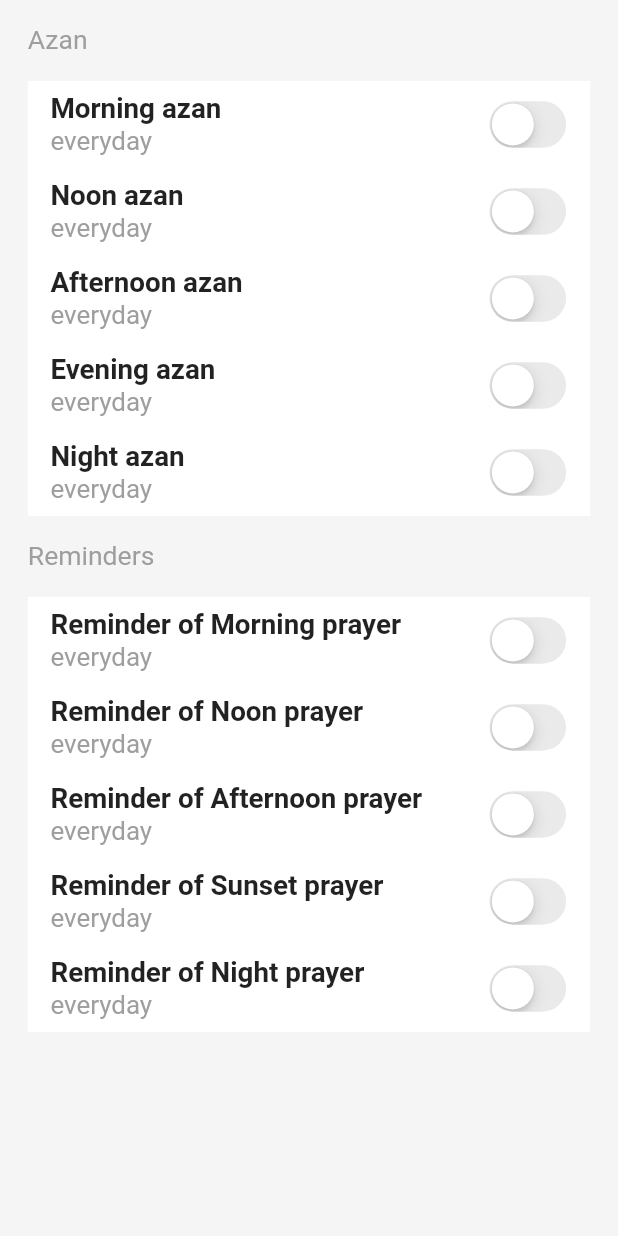
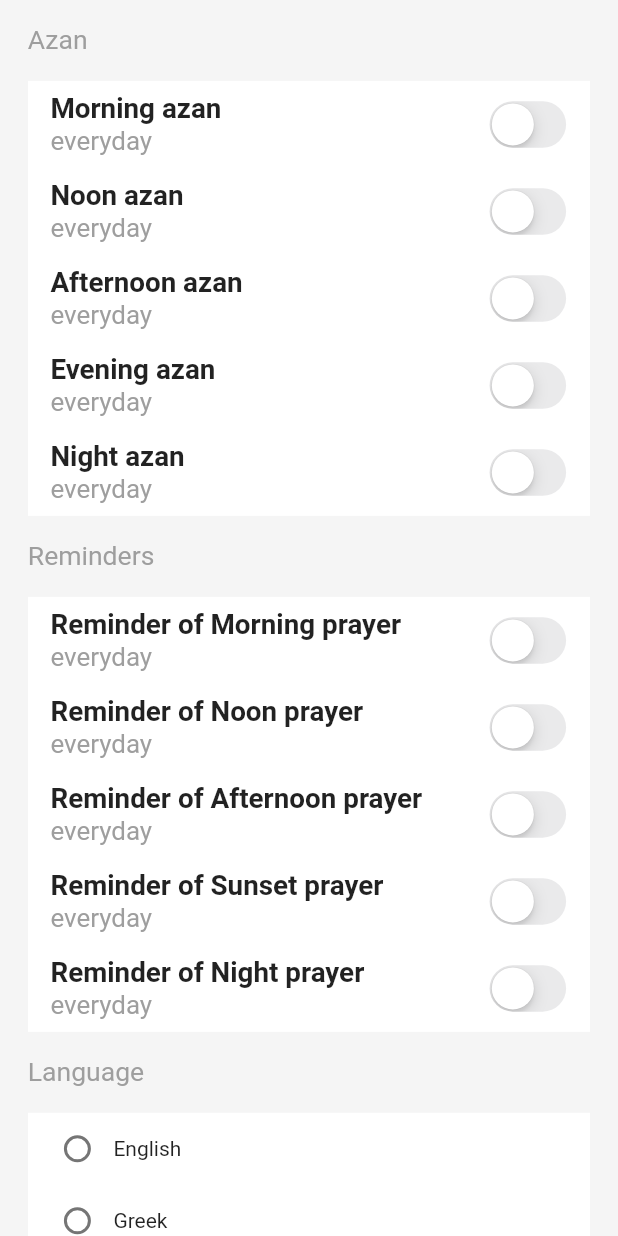
Before and after one commit to ahmadxpanahi/prayer-times, a Flutter app: the SettingContainer widget shown alone on an empty page, opened directly, on a phone screen of 412 x 824 dp. Run offline on Flutter 3.47's test engine with Material 2 defaults, Android fonts, the phone set to English and light mode, and no system bars; drawn by our look-alikes of group_radio_button; our stand-ins replace another_flushbar, bloc, equatable, flutter_bloc, flutter_local_notifications, flutter_native_timezone and 6 more; missing offline and left inert: ai_barcode, android_alarm_manager_plus; accounts and stored records are empty; network calls fail.

Commit message:
[WIP] Add multi language

```diff
--- a/lib/main.dart
+++ b/lib/main.dart
@@ -1,6 +1,8 @@
 import 'dart:isolate';
 import 'package:android_alarm_manager_plus/android_alarm_manager_plus.dart';
 import 'package:flutter/material.dart';
+import 'package:prayer_times_flutter/src/core/preferences_manager.dart';
+import 'package:prayer_times_flutter/src/feature/language.dart';
 import 'package:prayer_times_flutter/src/feature/main_screen/main_screen.dart';
 import 'package:prayer_times_flutter/src/ui/colors.dart';
 import 'package:prayer_times_flutter/src/utils/size_config.dart';
@@ -19,8 +21,6 @@ Future<void> main() async {
   await AndroidAlarmManager.initialize();
 
   runApp(MyApp());
-
-
 }
 
 Future<void> _configureLocalTimeZone() async {
@@ -30,28 +30,32 @@ Future<void> _configureLocalTimeZone() async {
 }
 
 class MyApp extends StatelessWidget {
-  // This widget is the root of your application.
+  SharedPreferences? sp;
+  var languageValue;
   @override
   Widget build(BuildContext context) {
+
     Future.delayed(Duration.zero, () async {
-      SharedPreferences sp = await SharedPreferences.getInstance();
+      sp = await SharedPreferences.getInstance();
+      languageValue = sp?.getString(PreferencesManager.LANGUAGE);
+      print(languageValue);
     });
+
     return LayoutBuilder(
       builder: (BuildContext context, BoxConstraints constraints) {
         return OrientationBuilder(
           builder: (BuildContext context, Orientation orientation) {
             SizeConfig().init(constraints, orientation);
             return MaterialApp(
-                routes: {
-                  '/foods' : (context) => MainScreen('barcode')
-                },
+                routes: {'/foods': (context) => MainScreen('barcode')},
                 theme: ThemeData(
-                  primaryColor: PColors.primary,
-                  backgroundColor: PColors.primary
-                ),
+                    primaryColor: PColors.primary,
+                    backgroundColor: PColors.primary),
                 debugShowCheckedModeBanner: false,
                 title: 'Prayer times flutter',
-                home: MainScreen('home'));
+                home: languageValue != null
+                    ? Language()
+                    : MainScreen('home'));
           },
         );
       },
--- a/lib/src/core/preferences_manager.dart
+++ b/lib/src/core/preferences_manager.dart
@@ -1,4 +1,7 @@
 class PreferencesManager {
+
+  static const String LANGUAGE = "language";
+
   static const String MORNING_ALARM = "_morningAlarmKey";
   static const String NOON_ALARM = "_noonAlarmKey";
   static const String AFTERNOON_ALARM = "_afterNoonAlarmKey";
--- a/lib/src/feature/setting_screen/setting_screen.dart
+++ b/lib/src/feature/setting_screen/setting_screen.dart
@@ -1,5 +1,6 @@
 import 'package:flutter/cupertino.dart';
 import 'package:flutter_local_notifications/flutter_local_notifications.dart';
+import 'package:group_radio_button/group_radio_button.dart';
 import 'package:prayer_times_flutter/src/core/preferences_manager.dart';
 import 'package:prayer_times_flutter/src/feature/setting_screen/bloc/setting_bloc.dart';
 import 'package:prayer_times_flutter/src/feature/setting_screen/bloc/setting_event.dart';
@@ -10,6 +11,7 @@ import 'package:prayer_times_flutter/src/ui/colors.dart';
 import 'package:prayer_times_flutter/src/utils/size_config.dart';
 import 'package:shared_preferences/shared_preferences.dart';
 import 'package:flutter_bloc/flutter_bloc.dart';
+import 'package:group_radio_button/group_radio_button.dart';
 
 class SettingScreen extends StatelessWidget {
   const SettingScreen({Key? key}) : super(key: key);
@@ -36,6 +38,7 @@ class _SettingContainerState extends State<SettingContainer> {
   bool? reminderActivator;
   SharedPreferences? sp;
   late SettingBloc _settingBloc;
+  String? _singleValue;
 
   @override
   void initState() {
@@ -48,8 +51,8 @@ class _SettingContainerState extends State<SettingContainer> {
   void _loadPrefs() {
     Future.delayed(Duration(milliseconds: 100), () async {
       sp = await SharedPreferences.getInstance();
-
       setState(() {
+        _singleValue = sp?.getString(PreferencesManager.LANGUAGE);
         morningAzan = sp?.getBool(PreferencesManager.MORNING_ALARM) ?? false;
         noonAzan = sp?.getBool(PreferencesManager.NOON_ALARM) ?? false;
         afternoonAzan =
@@ -179,6 +182,56 @@ class _SettingContainerState extends State<SettingContainer> {
             ],
           ),
         ],
+      );
+
+  Widget _changeLanguageContainer() => Container(
+      padding: EdgeInsets.symmetric(horizontal: 2.2.rw),
+      margin: EdgeInsets.only(bottom: 4.0.rh),
+      color: Colors.white,
+      child: Column(
+            mainAxisAlignment: MainAxisAlignment.spaceAround,
+            children: [
+              RadioButton(
+                description: "English",
+                value: "English",
+                activeColor: PColors.primary,
+                groupValue: _singleValue,
+                onChanged: (_) async {
+                  setState(() {
+                    _singleValue = 'English';
+                    sp?.setString(PreferencesManager.LANGUAGE, _singleValue!);
+                  });
+                }
+              ),
+              RadioButton(
+                description: "Greek",
+                value: "Greek",
+                activeColor: PColors.primary,
+                groupValue: _singleValue,
+                onChanged: (_)async {
+                  setState(() {
+                    _singleValue = 'Greek';
+                    sp?.setString(PreferencesManager.LANGUAGE, _singleValue!);
+                  });
+                }
+              ),
+              RadioButton(
+                description: "Turkish",
+                value: "Turkish",
+                activeColor: PColors.primary,
+                groupValue: _singleValue,
+                onChanged: (_)async {
+                  setState(() {
+                    _singleValue = 'Turkish';
+                    sp?.setString(PreferencesManager.LANGUAGE, _singleValue!);
+                  });
+                }
+              ),
+              SizedBox(
+                height: 4.0.rh,
+              ),
+            ],
+          ),
       );
 
   Widget _settingItem(title, subTitle, spKey) => Padding(
@@ -314,7 +367,21 @@ class _SettingContainerState extends State<SettingContainer> {
                 ),
               ),
             ),
-            _bottomContainer()
+            _bottomContainer(),
+            Padding(
+              padding: EdgeInsets.symmetric(vertical: 2.0.rh),
+              child: GestureDetector(
+                onTap: () async {},
+                child: Text(
+                  'Language',
+                  style: TextStyle(
+                      fontSize:
+                          SizeConfig.heightMultiplier! > 6 ? 4.3.rw : 3.3.rw,
+                      color: Colors.grey),
+                ),
+              ),
+            ),
+            _changeLanguageContainer()
           ],
         ),
       );
--- a/lib/src/ui/dialog.dart
+++ b/lib/src/ui/dialog.dart
@@ -19,5 +19,6 @@ void pShowDialog(context, _currentFood, content) {
                         return PColors.primary ?? Colors.green;
                       }),
                     ))
-              ]));
+              ])
+              );
 }
--- a/pubspec.yaml
+++ b/pubspec.yaml
@@ -45,6 +45,7 @@ dependencies:
   cupertino_icons: ^1.0.2
   assets_audio_player: ^3.0.3+6
   flutter_native_timezone: ^2.0.0
+  group_radio_button: ^1.1.0
 
 dev_dependencies:
   flutter_test:
```
Also changed, not shown: lib/src/feature/language.dart (added, +110 -0 lines), lib/src/feature/main_screen/main_screen.dart (+11 -3 lines), pubspec.lock.
